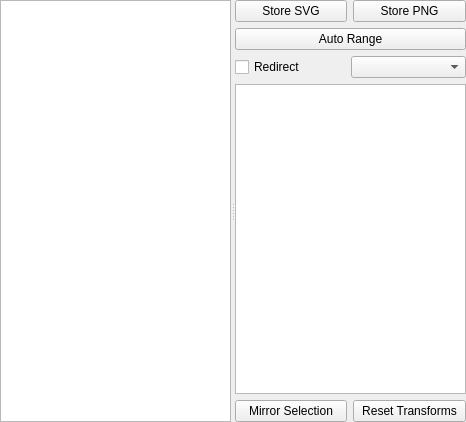
Qt form canvas/CanvasTemplate.ui (calanoue/pyqtgraph) before a commit.
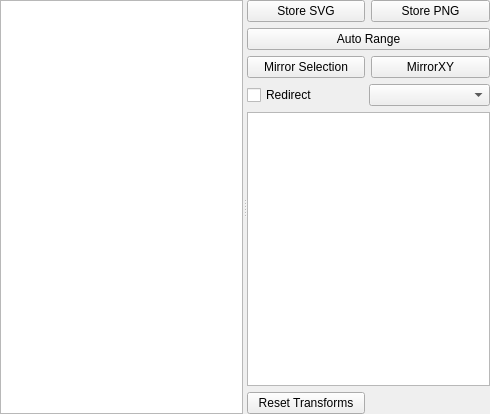
The same form after that commit. Custom widgets are drawn as their Qt base class.

Patch:
```diff
--- a/canvas/CanvasTemplate.ui
+++ b/canvas/CanvasTemplate.ui
@@ -6,8 +6,8 @@
    <rect>
     <x>0</x>
     <y>0</y>
-    <width>466</width>
-    <height>422</height>
+    <width>490</width>
+    <height>414</height>
    </rect>
   </property>
   <property name="windowTitle">
@@ -101,19 +101,26 @@
         </layout>
        </item>
        <item row="8" column="0">
-        <widget class="QPushButton" name="mirrorSelectionBtn">
-         <property name="text">
-          <string>Mirror Selection</string>
-         </property>
-        </widget>
-       </item>
-       <item row="8" column="1">
         <widget class="QPushButton" name="resetTransformsBtn">
          <property name="text">
           <string>Reset Transforms</string>
          </property>
         </widget>
        </item>
+       <item row="4" column="0">
+        <widget class="QPushButton" name="mirrorSelectionBtn">
+         <property name="text">
+          <string>Mirror Selection</string>
+         </property>
+        </widget>
+       </item>
+       <item row="4" column="1">
+        <widget class="QPushButton" name="reflectSelectionBtn">
+         <property name="text">
+          <string>MirrorXY</string>
+         </property>
+        </widget>
+       </item>
       </layout>
      </widget>
     </widget>
```
Left out of the diff: 70 changed lines with no effect on the pictures.
